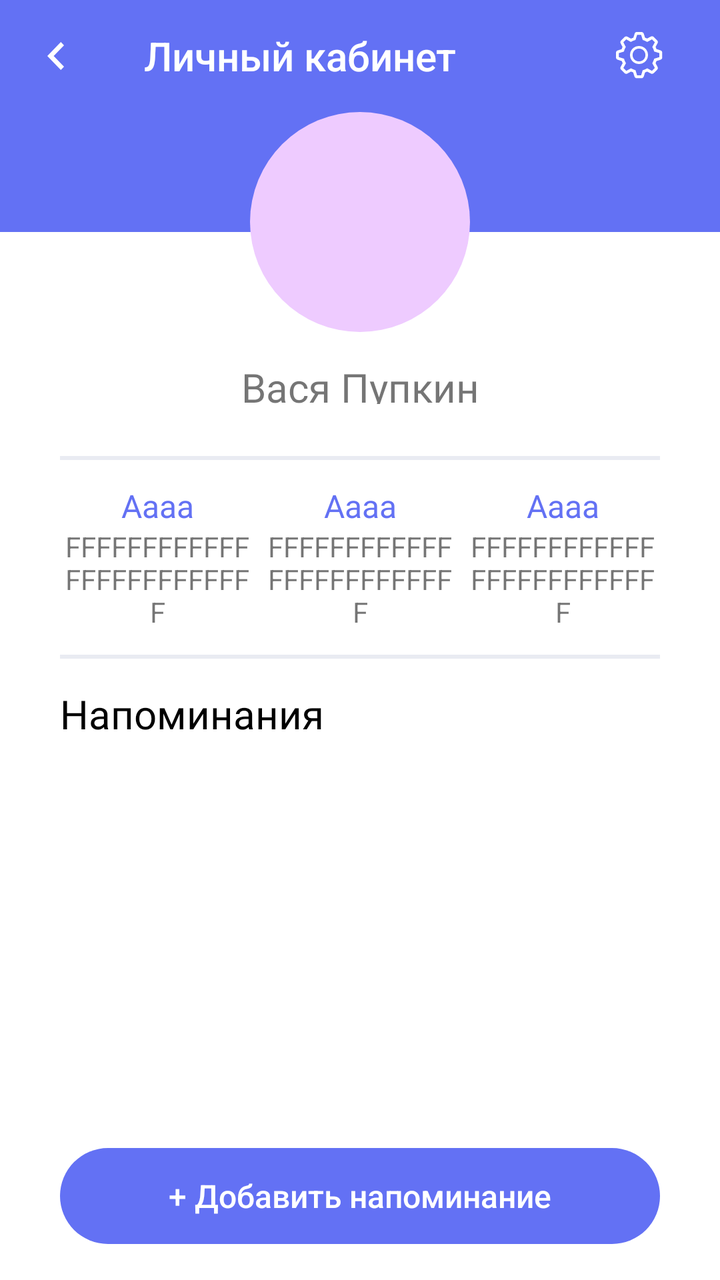
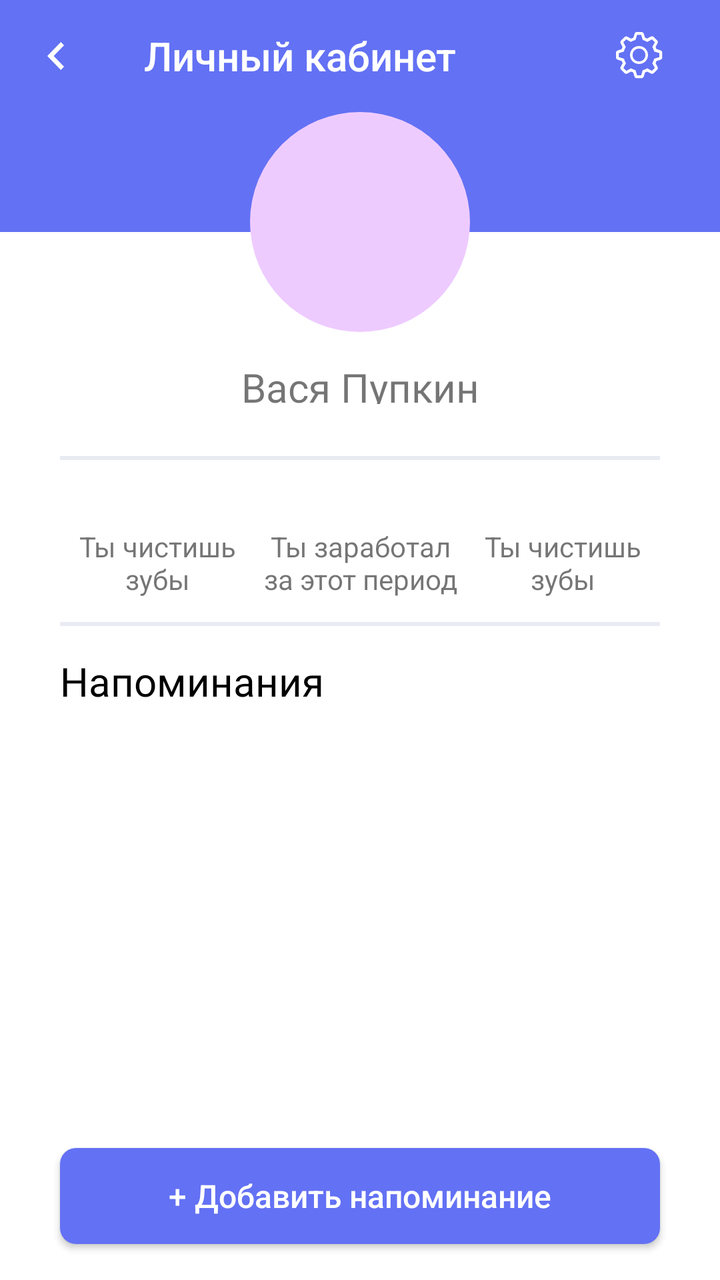

The first picture is an Android layout as it rendered before a commit; the second is the same layout after the commit. The layout source and the unified diff follow.
<!-- AndroidManifest.xml: application theme Theme.Usmeshka_Groovy -->
<!-- res/layout/personal_account_fragment.xml -->
<?xml version="1.0" encoding="utf-8"?>
<androidx.constraintlayout.widget.ConstraintLayout xmlns:android="http://schemas.android.com/apk/res/android"
    xmlns:app="http://schemas.android.com/apk/res-auto"
    xmlns:tools="http://schemas.android.com/tools"
    android:layout_width="match_parent"
    android:layout_height="match_parent"
    android:alpha="100"
    android:background="@color/white"
    android:orientation="vertical"
    tools:context=".ui.profile.PersonalAccountFragment">

    <androidx.constraintlayout.widget.Guideline
        android:id="@+id/guideline_end"
        android:layout_width="wrap_content"
        android:layout_height="wrap_content"
        android:orientation="vertical"
        app:layout_constraintGuide_end="30dp" />

    <androidx.constraintlayout.widget.Guideline
        android:id="@+id/guideline_start"
        android:layout_width="wrap_content"
        android:layout_height="wrap_content"
        android:orientation="vertical"
        app:layout_constraintGuide_begin="30dp" />


    <androidx.appcompat.widget.Toolbar
        android:id="@+id/toolbar_personal_account"
        android:layout_width="match_parent"
        android:layout_height="wrap_content"
        android:background="@color/blue_top"
        android:contentInsetStartWithNavigation="0dp"
        android:titleTextAppearance="@style/toolbar_style_white_text"
        app:layout_constraintEnd_toEndOf="parent"
        app:layout_constraintStart_toStartOf="parent"
        app:layout_constraintTop_toTopOf="parent"
        app:navigationIcon="@drawable/chevron_left_white"
        app:title="@string/personal_account"
        app:titleTextColor="@color/white" />

    <ImageView
        android:layout_width="0dp"
        android:layout_height="wrap_content"
        android:layout_marginEnd="50dp"
        android:src="@drawable/settingsfull"
        app:layout_constraintBottom_toBottomOf="@id/toolbar_personal_account"
        app:layout_constraintEnd_toEndOf="@id/guideline_end"
        app:layout_constraintStart_toEndOf="@id/toolbar_personal_account"
        app:layout_constraintTop_toTopOf="parent"
        app:layout_constraintWidth_percent="0.2" />

    <LinearLayout
        android:id="@+id/person_image_frameLayout"
        android:layout_width="match_parent"
        android:layout_height="160dp"
        android:orientation="vertical"
        android:background="@drawable/splash_blue_white_background"
        app:layout_constraintEnd_toEndOf="parent"
        app:layout_constraintStart_toStartOf="parent"
        app:layout_constraintTop_toBottomOf="@id/toolbar_personal_account">

        <ImageButton
            android:id="@+id/person_image"
            android:layout_width="wrap_content"
            android:layout_height="wrap_content"
            android:layout_gravity="center"
            android:background="@drawable/img_round"
            android:importantForAccessibility="no" />

        <TextView
            android:layout_width="match_parent"
            android:layout_height="wrap_content"
            android:fontFamily="@font/roboto_medium"
            android:gravity="center"
            android:text="Вася Пупкин"
            android:layout_marginVertical="14dp"
            android:textSize="20sp" />
    </LinearLayout>

    <View
        android:id="@+id/line_1"
        android:layout_width="0dp"
        android:layout_height="2dp"
        android:layout_marginTop="12dp"
        android:background="@color/light_grey"
        app:layout_constraintEnd_toEndOf="@id/guideline_end"
        app:layout_constraintHorizontal_bias="1.0"
        app:layout_constraintStart_toStartOf="@id/guideline_start"
        app:layout_constraintTop_toBottomOf="@id/person_image_frameLayout" />


    <TextView
        android:id="@+id/days"
        style="@style/TextStyleBlue"
        android:layout_width="0dp"
        android:layout_height="wrap_content"
        android:layout_marginTop="12dp"
        android:gravity="center"
        android:text="Aaaa"
        app:layout_constraintStart_toStartOf="@id/guideline_start"
        app:layout_constraintTop_toBottomOf="@id/line_1"
        app:layout_constraintWidth_percent="0.27" />


    <TextView
        android:id="@+id/per_days"
        android:layout_width="0dp"
        android:layout_height="wrap_content"
        android:gravity="center"
        android:text="FFFFFFFFFFFFFFFFFFFFFFFFF"
        app:layout_constraintStart_toStartOf="@id/guideline_start"
        app:layout_constraintTop_toBottomOf="@id/days"
        app:layout_constraintWidth_percent="0.27" />

    <TextView
        android:id="@+id/achivement"
        style="@style/TextStyleBlue"
        android:layout_width="0dp"
        android:layout_height="wrap_content"
        android:layout_marginTop="12dp"
        android:gravity="center"

        android:text="Aaaa"
        app:layout_constraintEnd_toStartOf="@id/count_per_day"
        app:layout_constraintStart_toEndOf="@id/days"
        app:layout_constraintTop_toBottomOf="@id/line_1"
        app:layout_constraintWidth_percent="0.27" />

    <TextView
        android:id="@+id/text_for_achivement"
        android:layout_width="0dp"
        android:layout_height="wrap_content"
        android:gravity="center"
        android:text="FFFFFFFFFFFFFFFFFFFFFFFFF"
        app:layout_constraintEnd_toStartOf="@+id/you_clean_teeth"
        app:layout_constraintStart_toEndOf="@id/per_days"
        app:layout_constraintTop_toBottomOf="@id/achivement"
        app:layout_constraintWidth_percent="0.27"

        />


    <TextView
        android:id="@+id/count_per_day"
        style="@style/TextStyleBlue"
        android:layout_width="0dp"
        android:layout_height="wrap_content"
        android:layout_marginTop="12dp"
        android:gravity="center"
        android:text="Aaaa"
        app:layout_constraintEnd_toEndOf="@id/guideline_end"
        app:layout_constraintTop_toBottomOf="@id/line_1"
        app:layout_constraintWidth_percent="0.27" />

    <TextView
        android:id="@+id/you_clean_teeth"
        android:layout_width="0dp"
        android:layout_height="wrap_content"
        android:gravity="center"
        android:text="FFFFFFFFFFFFFFFFFFFFFFFFF"
        app:layout_constraintEnd_toEndOf="@id/guideline_end"
        app:layout_constraintTop_toBottomOf="@id/count_per_day"
        app:layout_constraintWidth_percent="0.27" />


    <View
        android:id="@+id/line_2"
        android:layout_width="0dp"
        android:layout_height="2dp"
        android:layout_marginTop="12dp"
        android:background="@color/light_grey"
        app:layout_constraintEnd_toEndOf="@id/guideline_end"
        app:layout_constraintStart_toStartOf="@id/guideline_start"
        app:layout_constraintTop_toBottomOf="@id/text_for_achivement" />

    <TextView
        android:id="@+id/notifications"
        android:layout_width="0dp"
        android:layout_height="wrap_content"
        android:fontFamily="@font/roboto_medium"
        android:paddingVertical="16dp"
        android:text="Напоминания"
        android:textColor="@color/black"
        android:textSize="20sp"
        app:layout_constraintEnd_toEndOf="@id/guideline_end"
        app:layout_constraintStart_toStartOf="@id/guideline_start"
        app:layout_constraintTop_toTopOf="@id/line_2" />

    <androidx.recyclerview.widget.RecyclerView
        android:id="@+id/notifications_recyclerView"
        android:layout_width="0dp"
        android:layout_height="wrap_content"
        app:layout_constraintEnd_toStartOf="@id/guideline_end"
        app:layout_constraintStart_toEndOf="@id/guideline_start"
        app:layout_constraintTop_toBottomOf="@+id/notifications" />

    <Button
        style="@style/ButtonAddNotification"
        android:layout_width="0dp"
        android:layout_height="wrap_content"
        android:layout_marginBottom="18dp"
        android:text="+ Добавить напоминание"
        android:textSize="16dp"
        app:layout_constraintBottom_toBottomOf="parent"
        app:layout_constraintEnd_toEndOf="@id/guideline_end"
        app:layout_constraintStart_toStartOf="@id/guideline_start" />

</androidx.constraintlayout.widget.ConstraintLayout>
<!-- resources referenced by this layout -->
<resources>
  <color name="black">#FF000000</color>
  <color name="blue_top">#6371F4</color>
  <color name="light_grey">#E9EBF2</color>
  <color name="white">#FFFFFFFF</color>
  <!-- drawable img_round (drawable) -->
  <shape xmlns:android="http://schemas.android.com/apk/res/android"
      xmlns:tools="http://schemas.android.com/tools"
      android:shape="oval"
      tools:ignore="ExtraText">
      <size
          android:width="110dp"
          android:height="110dp" />
      <solid android:color="@color/purpule_bottom" />
  </shape>
  <string name="personal_account">Личный кабинет</string>
  <style name="ButtonAddNotification">
          <item name="cornerRadius">54dp</item>
          <item name="android:textColor">@color/white</item>
          <item name="android:backgroundTint">@color/blue_top</item>
          <item name="android:textSize">16sp</item>
          <item name="android:layout_gravity">center_horizontal</item>
          <item name="android:background">@drawable/rounded_corners</item>
          <item name="android:textAllCaps">false</item>
      </style>
  <style name="TextStyleBlue">
          <item name="android:fontFamily">@font/roboto_medium</item>
          <item name="android:textColor">@color/blue_top</item>
          <item name="android:textSize">16sp</item>
      </style>
  <style name="toolbar_style_white_text" parent="TextAppearance.AppCompat.Widget.ActionBar.Title">
          <item name="android:textSize">20sp</item>
          <item name="android:textColor">@color/white</item>
      </style>
  <style name="Theme.Usmeshka_Groovy" parent="Theme.AppCompat.DayNight.NoActionBar" />
  <color name="purpule_bottom">#EECBFF</color>
  <!-- drawable rounded_corners (drawable) -->
  <?xml version="1.0" encoding="utf-8"?>
  <shape xmlns:android="http://schemas.android.com/apk/res/android"
      android:shape="rectangle">
      <corners android:radius="54dp" />
  </shape>
  <!-- unchanged entries left out for length: 3 -->
</resources>

<!-- the commit's change to res/layout/personal_account_fragment.xml (unified diff, before → after) -->
@@ -6,8 +6,7 @@
     android:layout_height="match_parent"
     android:alpha="100"
     android:background="@color/white"
-    android:orientation="vertical"
-    tools:context=".ui.profile.PersonalAccountFragment">
+    android:orientation="vertical">
 
     <androidx.constraintlayout.widget.Guideline
         android:id="@+id/guideline_end"
@@ -39,10 +38,13 @@
         app:titleTextColor="@color/white" />
 
     <ImageView
+        android:id="@+id/settings"
         android:layout_width="0dp"
         android:layout_height="wrap_content"
         android:layout_marginEnd="50dp"
         android:src="@drawable/settingsfull"
+        android:paddingVertical="16dp"
+        android:clickable="true"
         app:layout_constraintBottom_toBottomOf="@id/toolbar_personal_account"
         app:layout_constraintEnd_toEndOf="@id/guideline_end"
         app:layout_constraintStart_toEndOf="@id/toolbar_personal_account"
@@ -53,8 +55,8 @@
         android:id="@+id/person_image_frameLayout"
         android:layout_width="match_parent"
         android:layout_height="160dp"
+        android:background="@drawable/splash_blue_white_background"
         android:orientation="vertical"
-        android:background="@drawable/splash_blue_white_background"
         app:layout_constraintEnd_toEndOf="parent"
         app:layout_constraintStart_toStartOf="parent"
         app:layout_constraintTop_toBottomOf="@id/toolbar_personal_account">
@@ -68,12 +70,13 @@
             android:importantForAccessibility="no" />
 
         <TextView
+            android:id="@+id/name"
             android:layout_width="match_parent"
             android:layout_height="wrap_content"
+            android:layout_marginVertical="14dp"
             android:fontFamily="@font/roboto_medium"
             android:gravity="center"
             android:text="Вася Пупкин"
-            android:layout_marginVertical="14dp"
             android:textSize="20sp" />
     </LinearLayout>
 
@@ -96,7 +99,6 @@
         android:layout_height="wrap_content"
         android:layout_marginTop="12dp"
         android:gravity="center"
-        android:text="Aaaa"
         app:layout_constraintStart_toStartOf="@id/guideline_start"
         app:layout_constraintTop_toBottomOf="@id/line_1"
         app:layout_constraintWidth_percent="0.27" />
@@ -107,7 +109,7 @@
         android:layout_width="0dp"
         android:layout_height="wrap_content"
         android:gravity="center"
-        android:text="FFFFFFFFFFFFFFFFFFFFFFFFF"
+        android:text="@string/you_clean_teeth"
         app:layout_constraintStart_toStartOf="@id/guideline_start"
         app:layout_constraintTop_toBottomOf="@id/days"
         app:layout_constraintWidth_percent="0.27" />
@@ -119,8 +121,6 @@
         android:layout_height="wrap_content"
         android:layout_marginTop="12dp"
         android:gravity="center"
-
-        android:text="Aaaa"
         app:layout_constraintEnd_toStartOf="@id/count_per_day"
         app:layout_constraintStart_toEndOf="@id/days"
         app:layout_constraintTop_toBottomOf="@id/line_1"
@@ -131,13 +131,11 @@
         android:layout_width="0dp"
         android:layout_height="wrap_content"
         android:gravity="center"
-        android:text="FFFFFFFFFFFFFFFFFFFFFFFFF"
+        android:text="@string/you_get"
         app:layout_constraintEnd_toStartOf="@+id/you_clean_teeth"
         app:layout_constraintStart_toEndOf="@id/per_days"
         app:layout_constraintTop_toBottomOf="@id/achivement"
-        app:layout_constraintWidth_percent="0.27"
-
-        />
+        app:layout_constraintWidth_percent="0.27" />
 
 
     <TextView
@@ -147,7 +145,6 @@
         android:layout_height="wrap_content"
         android:layout_marginTop="12dp"
         android:gravity="center"
-        android:text="Aaaa"
         app:layout_constraintEnd_toEndOf="@id/guideline_end"
         app:layout_constraintTop_toBottomOf="@id/line_1"
         app:layout_constraintWidth_percent="0.27" />
@@ -157,7 +154,7 @@
         android:layout_width="0dp"
         android:layout_height="wrap_content"
         android:gravity="center"
-        android:text="FFFFFFFFFFFFFFFFFFFFFFFFF"
+        android:text="@string/you_clean_teeth"
         app:layout_constraintEnd_toEndOf="@id/guideline_end"
         app:layout_constraintTop_toBottomOf="@id/count_per_day"
         app:layout_constraintWidth_percent="0.27" />
@@ -186,23 +183,112 @@
         app:layout_constraintStart_toStartOf="@id/guideline_start"
         app:layout_constraintTop_toTopOf="@id/line_2" />
 
-    <androidx.recyclerview.widget.RecyclerView
-        android:id="@+id/notifications_recyclerView"
-        android:layout_width="0dp"
-        android:layout_height="wrap_content"
+    <ScrollView
+        android:layout_width="0dp"
+        android:layout_height="0dp"
+        android:clipToPadding="false"
+        android:paddingBottom="80dp"
+        app:layout_constraintBottom_toBottomOf="parent"
         app:layout_constraintEnd_toStartOf="@id/guideline_end"
         app:layout_constraintStart_toEndOf="@id/guideline_start"
-        app:layout_constraintTop_toBottomOf="@+id/notifications" />
+        app:layout_constraintTop_toBottomOf="@+id/notifications">
+
+        <androidx.recyclerview.widget.RecyclerView
+            android:id="@+id/notifications_recyclerView"
+            android:layout_width="match_parent"
+            android:layout_height="wrap_content"
+            tools:listitem="@layout/notify_cards_fragment" />
+
+    </ScrollView>
 
     <Button
+        android:id="@+id/add_notification"
         style="@style/ButtonAddNotification"
         android:layout_width="0dp"
         android:layout_height="wrap_content"
         android:layout_marginBottom="18dp"
-        android:text="+ Добавить напоминание"
-        android:textSize="16dp"
+        android:text="@string/add_notification"
+        android:textSize="16sp"
         app:layout_constraintBottom_toBottomOf="parent"
         app:layout_constraintEnd_toEndOf="@id/guideline_end"
         app:layout_constraintStart_toStartOf="@id/guideline_start" />
 
 </androidx.constraintlayout.widget.ConstraintLayout>
+<!-- res/layout/notify_cards_fragment.xml (included above) -->
+<?xml version="1.0" encoding="utf-8"?>
+<LinearLayout xmlns:android="http://schemas.android.com/apk/res/android"
+    android:layout_width="match_parent"
+    android:layout_height="104dp"
+    android:layout_marginVertical="6dp"
+    android:background="@drawable/border_text"
+    android:orientation="vertical">
+
+    <LinearLayout
+        android:id="@+id/button_refactor_notification"
+        android:layout_width="match_parent"
+        android:layout_height="wrap_content"
+        android:clickable="true"
+        android:orientation="horizontal">
+
+        <TextView
+            android:id="@+id/notification_title"
+            android:layout_width="0dp"
+            android:layout_height="wrap_content"
+            android:layout_marginStart="14dp"
+            android:layout_marginTop="14dp"
+            android:layout_marginEnd="14dp"
+            android:layout_marginBottom="10dp"
+            android:layout_weight="1"
+            android:fontFamily="@font/roboto_bold"
+            android:text="Напоминание"
+            android:textColor="@color/dark_blue"
+            android:textSize="18sp" />
+
+        <ImageView
+            android:layout_width="wrap_content"
+            android:layout_height="wrap_content"
+            android:layout_marginVertical="8.5dp"
+            android:layout_marginEnd="14dp"
+            android:background="@color/white"
+            android:src="@drawable/pencil" />
+    </LinearLayout>
+
+    <TextView
+        android:id="@+id/notification_repeating"
+        android:layout_width="match_parent"
+        android:layout_height="wrap_content"
+        android:layout_marginStart="14dp"
+        android:layout_marginEnd="14dp"
+        android:fontFamily="@font/roboto_medium"
+        android:text="Повторять ежегодно"
+        android:textColor="@color/dark_grey_opacity60"
+        android:textSize="14sp" />
+
+
+    <LinearLayout
+        android:layout_width="match_parent"
+        android:layout_height="wrap_content"
+        android:orientation="horizontal">
+
+        <TextView
+            android:layout_width="wrap_content"
+            android:layout_height="wrap_content"
+            android:layout_marginStart="14dp"
+            android:layout_marginTop="5dp"
+            android:fontFamily="@font/roboto_regular"
+            android:text="@string/next_notify"
+            android:textColor="@color/dark_grey_opacity60"
+            android:textSize="14sp" />
+
+        <TextView
+            android:id="@+id/notification_date"
+            android:layout_width="match_parent"
+            android:layout_height="wrap_content"
+            android:layout_marginTop="5dp"
+            android:layout_marginEnd="14dp"
+            android:fontFamily="@font/roboto_regular"
+            android:text=" 23.05.2025"
+            android:textColor="@color/dark_blue"
+            android:textSize="14sp" />
+    </LinearLayout>
+</LinearLayout>
<!-- resource entries referenced after the edit -->
@@ -2,8 +2,19 @@
 <resources>
   <color name="black">#FF000000</color>
   <color name="blue_top">#6371F4</color>
+  <color name="dark_blue">#424FBF</color>
+  <color name="dark_grey_opacity60">#9949454F</color>
   <color name="light_grey">#E9EBF2</color>
   <color name="white">#FFFFFFFF</color>
+  <!-- drawable border_text (drawable) -->
+  <?xml version="1.0" encoding="utf-8"?>
+  <shape xmlns:android="http://schemas.android.com/apk/res/android"
+      android:shape="rectangle">
+      <corners android:radius="16dp" />
+      <stroke
+          android:width="2px"
+          android:color="@color/light_grey" />
+  </shape>
   <!-- drawable img_round (drawable) -->
   <shape xmlns:android="http://schemas.android.com/apk/res/android"
       xmlns:tools="http://schemas.android.com/tools"
@@ -14,14 +25,31 @@
           android:height="110dp" />
       <solid android:color="@color/purpule_bottom" />
   </shape>
+  <!-- drawable pencil (drawable) -->
+  <vector xmlns:android="http://schemas.android.com/apk/res/android"
+      android:width="32dp"
+      android:height="32dp"
+      android:viewportWidth="32"
+      android:viewportHeight="32">
+    <path
+        android:pathData="M17.987,8.322L23.678,14.012M17.987,8.322L5.974,20.335C5.153,21.156 4.621,22.221 4.456,23.37L4.014,26.469C3.887,27.354 4.646,28.113 5.531,27.986L8.63,27.544C9.779,27.379 10.844,26.847 11.665,26.026L23.678,14.012M17.987,8.322L19.481,6.828C21.043,5.266 23.593,5.283 25.155,6.845C26.717,8.407 26.734,10.957 25.172,12.519L23.678,14.012"
+        android:strokeLineJoin="round"
+        android:strokeWidth="2"
+        android:fillColor="#00000000"
+        android:strokeColor="@color/dark_blue"
+        android:strokeLineCap="round"/>
+  </vector>
+  <string name="add_notification">+ Добавить напоминание</string>
+  <string name="next_notify">Следующий раз:</string>
   <string name="personal_account">Личный кабинет</string>
+  <string name="you_clean_teeth">Ты чистишь зубы</string>
+  <string name="you_get">Ты заработал за этот период</string>
   <style name="ButtonAddNotification">
           <item name="cornerRadius">54dp</item>
           <item name="android:textColor">@color/white</item>
-          <item name="android:backgroundTint">@color/blue_top</item>
           <item name="android:textSize">16sp</item>
           <item name="android:layout_gravity">center_horizontal</item>
-          <item name="android:background">@drawable/rounded_corners</item>
+          <item name="android:background">@drawable/enabled_disabled_btn</item>
           <item name="android:textAllCaps">false</item>
       </style>
   <style name="TextStyleBlue">
@@ -35,12 +63,22 @@
       </style>
   <style name="Theme.Usmeshka_Groovy" parent="Theme.AppCompat.DayNight.NoActionBar" />
   <color name="purpule_bottom">#EECBFF</color>
-  <!-- drawable rounded_corners (drawable) -->
+  <!-- drawable enabled_disabled_btn (drawable) -->
   <?xml version="1.0" encoding="utf-8"?>
-  <shape xmlns:android="http://schemas.android.com/apk/res/android"
-      android:shape="rectangle">
-      <corners android:radius="54dp" />
-  </shape>
+  <selector xmlns:android="http://schemas.android.com/apk/res/android">
+      <item android:state_enabled="false">
+          <shape android:shape="rectangle">
+              <corners android:radius="54dp" />
+              <solid android:color="@color/lb_grey" /> 
+          </shape>
+      </item>
+      <item android:state_enabled="true">
+          <shape android:shape="rectangle">
+              <corners android:radius="8dp" />
+              <solid android:color="@color/blue_top" /> 
+          </shape>
+      </item>
+  </selector>
   <!-- unchanged entries left out for length: 3 -->
 </resources>
 
